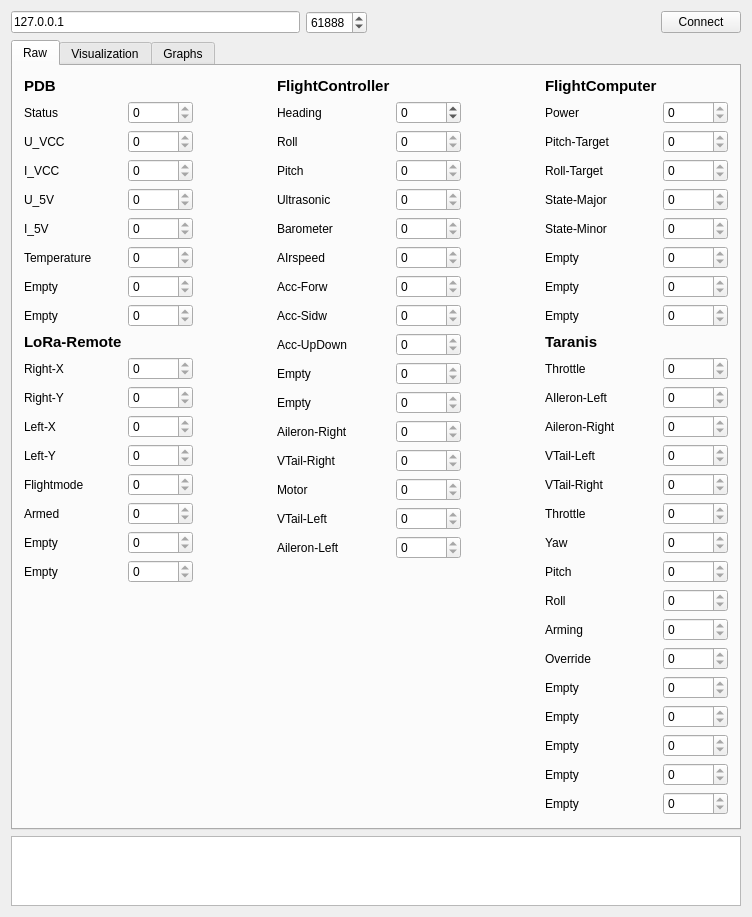
ToolboxPlane/util, file Ground Station/mainwindow.ui: the form before one commit.
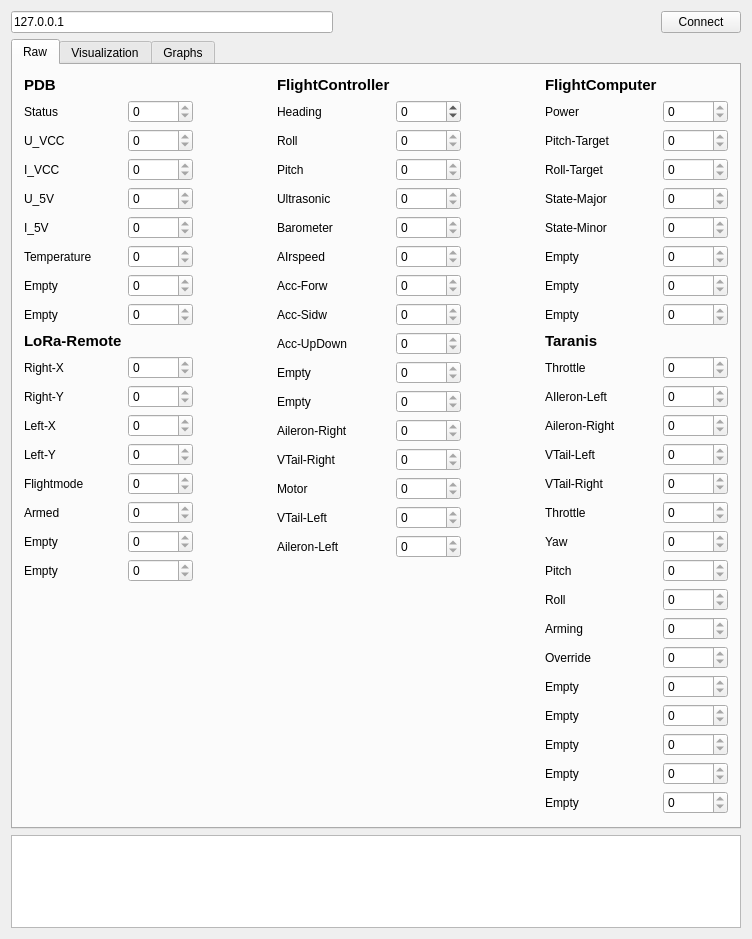
The form after the commit.

Commit message: Removed port selection, removed some debug messages

The edit to the form file:
```diff
--- a/Ground Station/mainwindow.ui
+++ b/Ground Station/mainwindow.ui
@@ -7,7 +7,7 @@
     <x>0</x>
     <y>0</y>
     <width>752</width>
-    <height>828</height>
+    <height>939</height>
    </rect>
   </property>
   <property name="windowTitle">
@@ -27,19 +27,6 @@
         </property>
        </widget>
       </item>
-      <item>
-       <widget class="QSpinBox" name="port">
-        <property name="minimum">
-         <number>1000</number>
-        </property>
-        <property name="maximum">
-         <number>65535</number>
-        </property>
-        <property name="value">
-         <number>61888</number>
-        </property>
-       </widget>
-      </item>
       <item>
        <spacer name="horizontalSpacer">
         <property name="orientation">
```
The commit also changes 1 other file.
